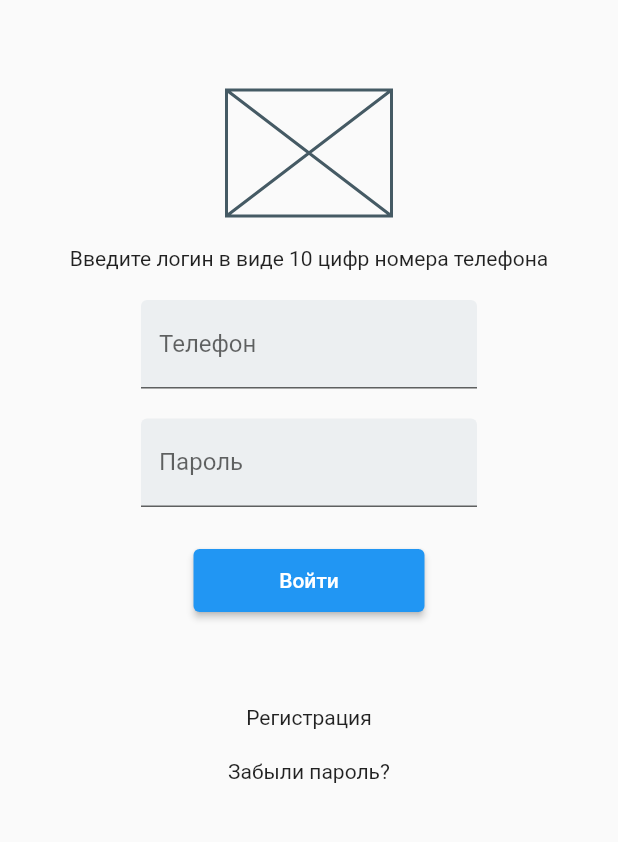
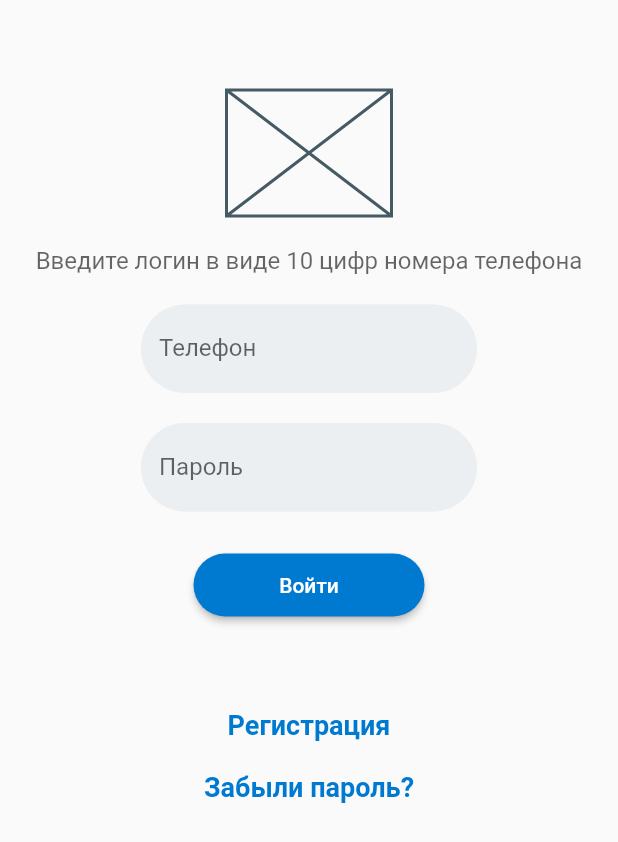
Before and after one commit to Irina585/flutter_registr, a Flutter app: the screen it shows after launch, on a phone screen of 412 x 824 dp. Shown: the top 842 px of the screen. Run offline on Flutter 3.47's test engine with Material 2 defaults, Android fonts, the phone set to English and light mode, and no system bars.

Commit message:
Добавлена стилизация виджетов формы авторизации

```diff
--- a/lib/main.dart
+++ b/lib/main.dart
@@ -10,6 +10,16 @@ class MyApp extends StatelessWidget {
   // This widget is the root of your application.
   @override
   Widget build(BuildContext context) {
+
+    const borderStyle = OutlineInputBorder(
+      borderRadius: BorderRadius.all(Radius.circular(36)),
+      borderSide: BorderSide(color: Color(0xFFeceff1), width: 2));
+
+    const linkTextStyle = TextStyle(
+        fontSize: 18,
+        fontWeight: FontWeight.bold,
+        color: Color(0xFF0079D0));
+
     return MaterialApp(
       home: Scaffold(
           body: Container(
@@ -27,7 +37,8 @@ class MyApp extends StatelessWidget {
             SizedBox(
               height: 20,
             ),
-            Text('Введите логин в виде 10 цифр номера телефона'),
+            Text('Введите логин в виде 10 цифр номера телефона',
+            style: TextStyle(fontSize: 16, color: Color.fromRGBO(0, 0, 0, 0.6)),),
             SizedBox(
               height: 20,
             ),
@@ -36,6 +47,8 @@ class MyApp extends StatelessWidget {
                 decoration: InputDecoration(
                   filled: true,
                   fillColor: Color(0xFFeceff1),
+                  enabledBorder: borderStyle,
+                  focusedBorder: borderStyle,
                   labelText: 'Телефон',
                 ),
               ),
@@ -49,16 +62,28 @@ class MyApp extends StatelessWidget {
                 decoration: InputDecoration(
                   filled: true,
                   fillColor: Color(0xFFeceff1),
+                  enabledBorder: borderStyle,
+                  focusedBorder: borderStyle,
                   labelText: 'Пароль',
                 ),
               ),
             ),
             SizedBox(height: 28,),
-            SizedBox(width: 154, height: 42, child: ElevatedButton(onPressed: () {}, child: Text('Войти'))),
+            SizedBox(width: 154, height: 42,
+                child: ElevatedButton(onPressed: () {},
+                    child: Text('Войти'),
+                style: ElevatedButton.styleFrom(
+                  primary: Color(0xFF0079D0),
+                  shape: RoundedRectangleBorder(
+                    borderRadius: BorderRadius.circular(36),
+                  )
+                ),)),
             SizedBox(height: 62,),
-            InkWell(child: Text('Регистрация'), onTap: () {},),
+            InkWell(child: const Text('Регистрация', style: linkTextStyle),
+            onTap: () {},),
             SizedBox(height: 20,),
-            InkWell(child: Text('Забыли пароль?'), onTap: () {},),
+            InkWell(child: Text('Забыли пароль?', style: linkTextStyle),
+            onTap: () {},),
           ],
         ),
       )),
```
